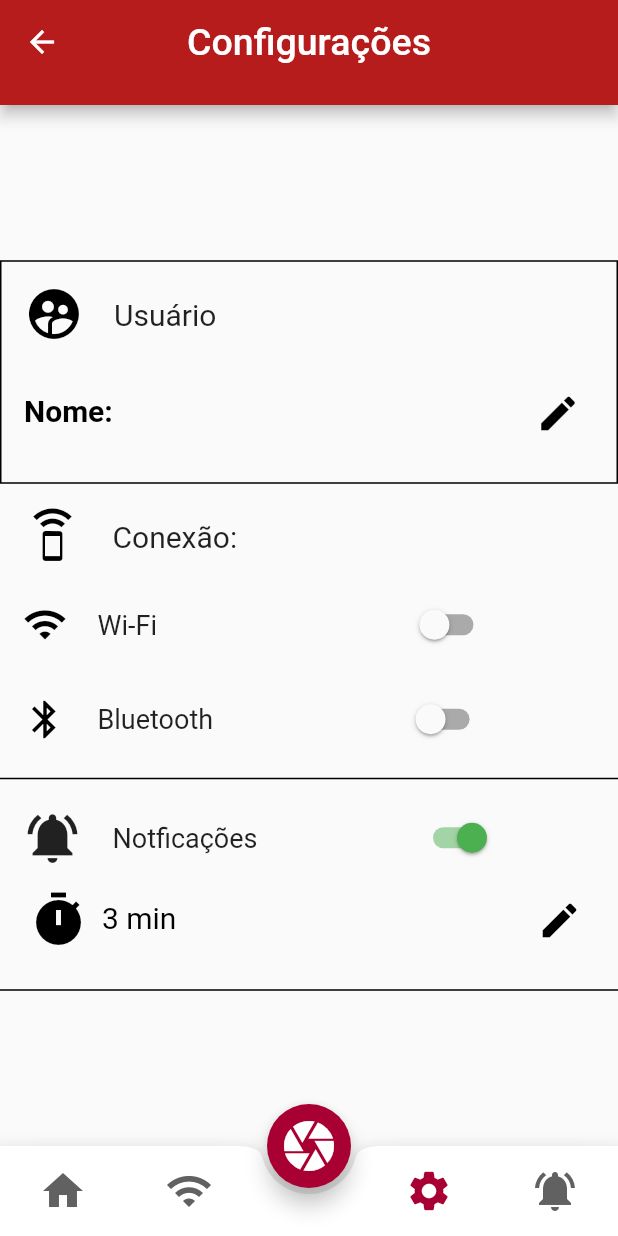
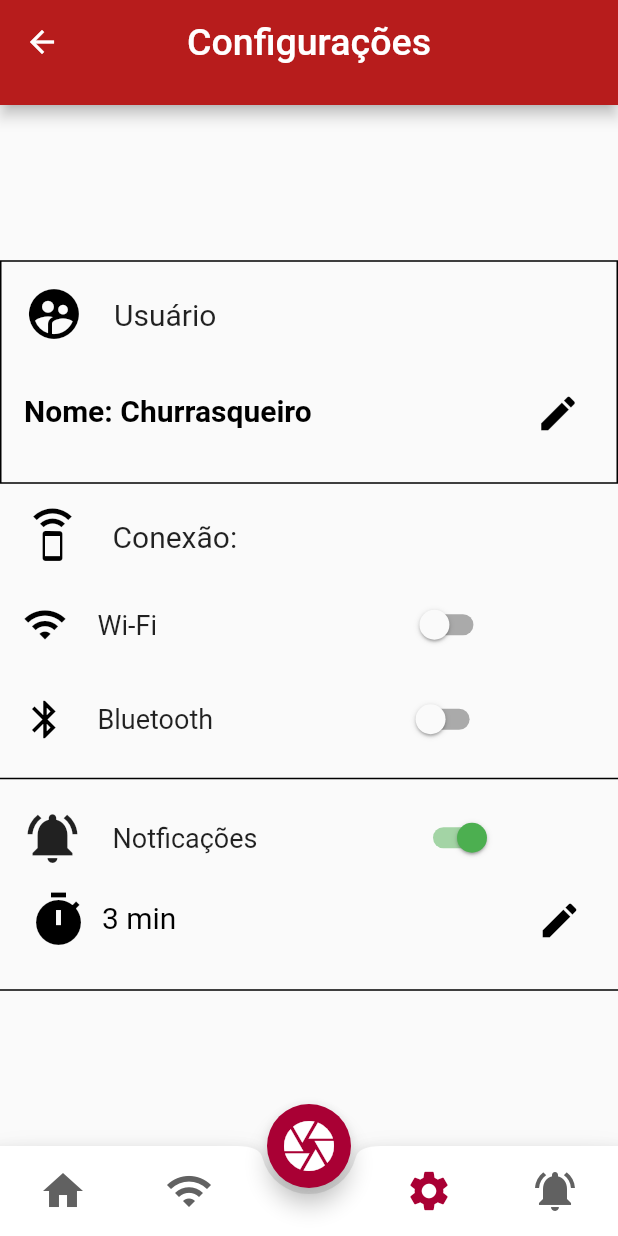
Before and after one commit to SmartMeat-UnB/smartmeat, a Flutter app: the Settings screen opened by its route, on a phone screen of 412 x 824 dp. Run offline on Flutter 3.47's test engine with Material 2 defaults, Android fonts, the phone set to English and light mode, and no system bars; our stand-ins replace auto_size_text, flutter_local_notifications, flutter_xlider, image_cropper, image_picker, shared_preferences; missing offline and left inert: adhara_socket_io, qrscan, system_setting; accounts and stored records are empty.

Commit message:
Fix name in settings
Signed-off-by: Gabriel Ziegler <gabrielziegler3@gmail.com>
Co-authored-by: Joao Carlos Porto <joao4018@gmail.com>

```diff
--- a/lib/screens/settings.dart
+++ b/lib/screens/settings.dart
@@ -21,7 +21,7 @@ class _SettingsState extends State<Settings> {
     setState(() {
       notificationState = (prefs.getBool('notificacao'));
       _tempo = (prefs.getInt('tempo'));
-      _nome = (prefs.getString('nome'));
+      _nome = (prefs.getString('nome') ?? "Churrasqueiro");
       _tempo = _tempo ~/ 60;
     });
   }
@@ -125,7 +125,7 @@ class _SettingsState extends State<Settings> {
                           ),
                           border: InputBorder.none,
                           hintText: '$_nome',
-                          labelText: "Nome:",
+                          labelText: "Nome: $_nome",
                           labelStyle: TextStyle(
                             fontWeight: FontWeight.bold,
                             height: 0,
```
